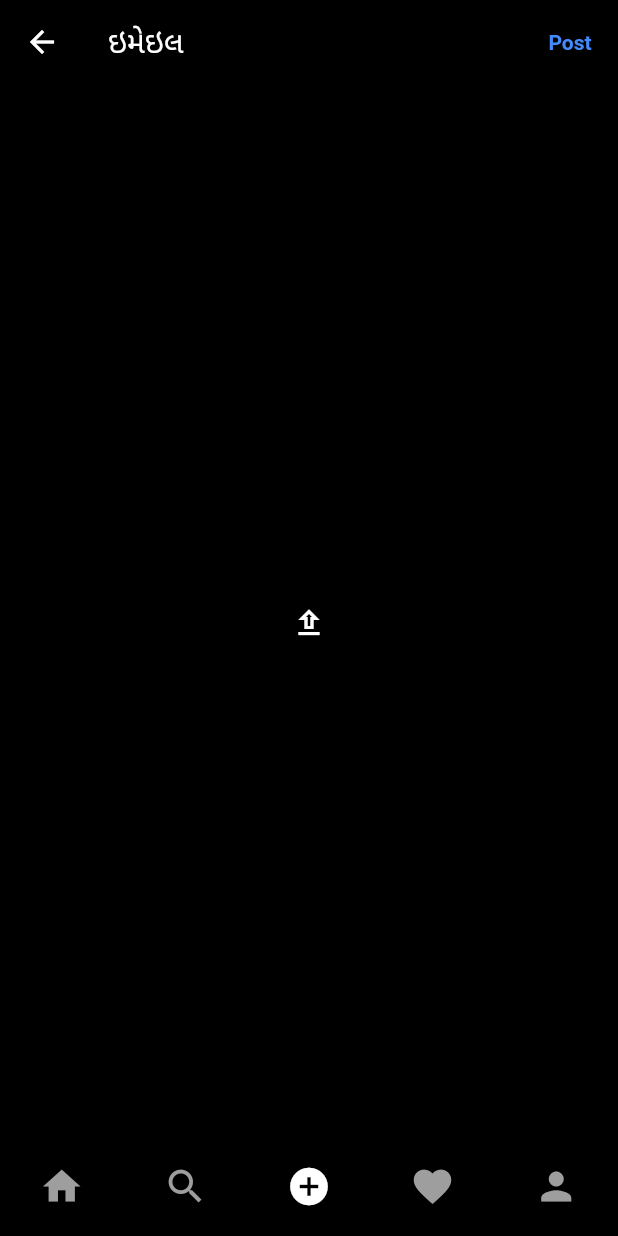
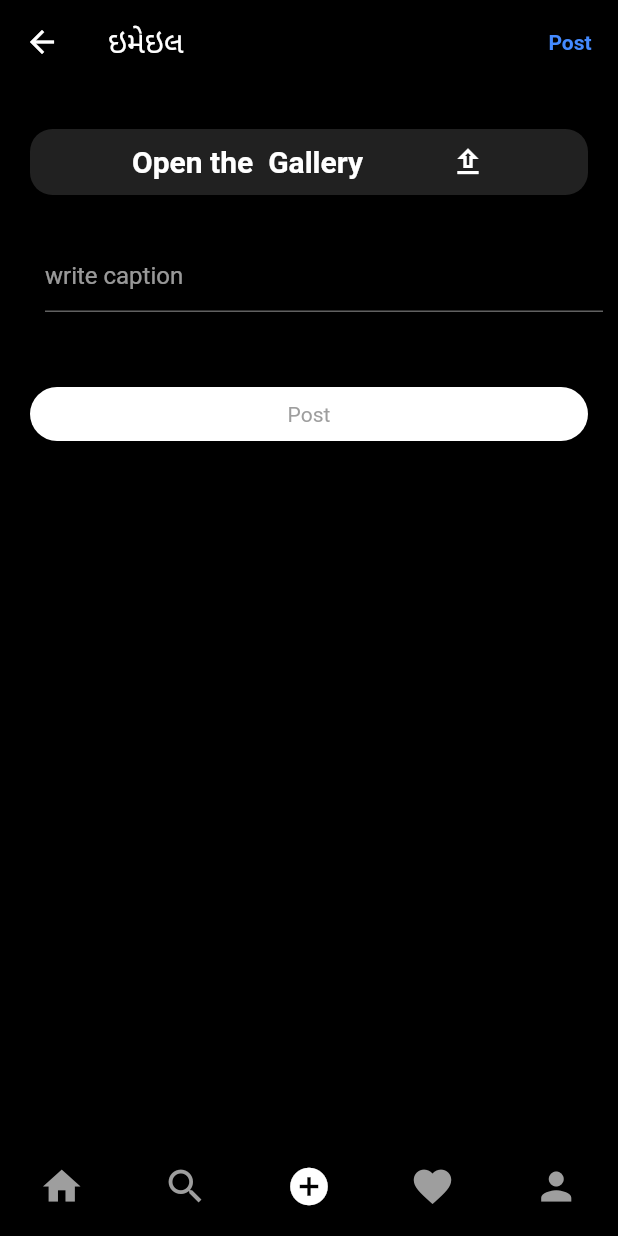
Before and after one commit to Dharmeshkatariya/instagramclone, a Flutter app: the screen it shows after launch, after a tap on "Login", on a phone screen of 412 x 824 dp. Run offline on Flutter 3.47's test engine with Material 2 defaults, Android fonts, the phone set to English and light mode, and no system bars; our stand-ins replace cloud_firestore, firebase_auth, firebase_core, firebase_storage, flutter_svg, get and 2 more; accounts and stored records are empty; network calls fail.

```diff
--- a/lib/controller/addpost_controller.dart
+++ b/lib/controller/addpost_controller.dart
@@ -3,17 +3,34 @@ import 'package:firebase_auth/firebase_auth.dart';
 import 'package:flutter/cupertino.dart';
 import 'package:get/get.dart';
 import 'package:image_picker/image_picker.dart';
+import 'package:shared_preferences/shared_preferences.dart';
+import 'package:untitled/method/firestoire%20method.dart';
 
-class AddPostScreenController extends GetxController{
+class AddPostScreenController extends GetxController {
   @override
   void onInit() {
     // TODO: implement onInit
+    _getData();
     super.onInit();
   }
+
+  var uid;
+
+  var userimage;
+
+  var username;
+
+  _getData() async {
+    var shareP = await SharedPreferences.getInstance();
+    uid = shareP.getString("uid");
+    username = shareP.getString("username");
+    userimage = shareP.getString("userimage");
+  }
+
   final descriptionController = TextEditingController();
   RxString imagePath = "".obs;
- FirebaseFirestore firestore = FirebaseFirestore.instance;
- FirebaseAuth auth = FirebaseAuth.instance;
+  FirebaseFirestore firestore = FirebaseFirestore.instance;
+  FirebaseAuth auth = FirebaseAuth.instance;
 
   getImageGallery() async {
     final ImagePicker picker = ImagePicker();
@@ -27,9 +44,15 @@ class AddPostScreenController extends GetxController{
     final XFile? image = await picker.pickImage(source: ImageSource.camera);
     imagePath.value = image!.path;
     update();
+  }
 
-  }
-  _upload(){
-    firestore.collection("users").doc(auth.currentUser!.uid).get();
+  uploadPostFirestore() {
+    FireStoreMethod().uploadPost(
+      imagepath: imagePath.value,
+      description: descriptionController.text,
+      uid: uid,
+      username: username,
+      profImage: userimage,
+    );
   }
 }
--- a/lib/screen/add_postscreen.dart
+++ b/lib/screen/add_postscreen.dart
@@ -3,7 +3,6 @@ import 'dart:io';
 import 'package:flutter/material.dart';
 import 'package:get/get.dart';
 import 'package:untitled/controller/addpost_controller.dart';
-import 'package:untitled/method/firestoire%20method.dart';
 import 'package:untitled/utills/colors.dart';
 
 class AddPostScreen extends GetView<AddPostScreenController> {
@@ -14,16 +13,14 @@ class AddPostScreen extends GetView<AddPostScreenController> {
     return Scaffold(
         appBar: AppBar(
           backgroundColor: mobileBackgroundColor,
-          title:  Text("email".tr),
+          title: Text("email".tr),
           leading: IconButton(
             onPressed: () {},
             icon: const Icon(Icons.arrow_back),
           ),
           actions: [
             TextButton(
-                onPressed: () {
-
-                },
+                onPressed: () {},
                 child: const Text(
                   "Post",
                   style: TextStyle(
@@ -32,30 +29,46 @@ class AddPostScreen extends GetView<AddPostScreenController> {
           ],
         ),
         body: Obx(
-          () => controller.imagePath.isEmpty
-              ? Center(
-                  child: IconButton(
-                    onPressed: () {
-                      _showBottom(
-                          text: "Select gallery",
-                          onPressed: () {
-                            controller.getImageGallery();
-                          });
-                    },
-                    icon: const Icon(Icons.upload_outlined),
-                  ),
-                )
-              : Container(
+          () => Container(
+            padding: const EdgeInsets.symmetric(horizontal: 10),
             width: double.infinity,
             child: Column(
               crossAxisAlignment: CrossAxisAlignment.center,
               mainAxisAlignment: MainAxisAlignment.start,
               children: [
+                GestureDetector(
+                  onTap: () {
+                    controller.getImageGallery();
+                  },
+                  child: Container(
+                    alignment: Alignment.center,
+                    decoration: BoxDecoration(
+                        color: Colors.grey[900],
+                        borderRadius: BorderRadius.circular(15)),
+                    width: double.infinity,
+                    padding: const EdgeInsets.symmetric(
+                        vertical: 10, horizontal: 10),
+                    margin: const EdgeInsets.symmetric(
+                        vertical: 30, horizontal: 10),
+                    child: Row(
+                      mainAxisAlignment: MainAxisAlignment.spaceEvenly,
+                      children: const [
+                        Text(
+                          "Open the  Gallery",
+                          style: TextStyle(
+                              fontWeight: FontWeight.bold, fontSize: 20),
+                        ),
+                        Icon(Icons.upload_outlined),
+                      ],
+                    ),
+                  ),
+                ),
                 Row(
                   children: [
-                          CircleAvatar(
+                    controller.imagePath.value.isNotEmpty?  CircleAvatar(
+                      radius: 35,
                       child: Image.file(File(controller.imagePath.value)),
-                          ),
+                    ) : Container(),
                     const SizedBox(
                       width: 20,
                     ),
@@ -67,25 +80,29 @@ class AddPostScreen extends GetView<AddPostScreenController> {
                         ),
                       ),
                     ),
-                          const SizedBox(
-                            width: 20,
-                          ),
-                          CircleAvatar(
-                              child:
-                                  Image.file(File(controller.imagePath.value))),
                   ],
                 ),
+                const SizedBox(
+                  height: 40,
+                ),
                 GestureDetector(
-                        onTap: (){
-
+                  onTap: () {
+                    controller.uploadPostFirestore();
                   },
-
                   child: Container(
+                    decoration: BoxDecoration(
                       color: primaryColor,
+                      borderRadius: BorderRadius.circular(30),
+                    ),
                     alignment: Alignment.center,
-                          padding: const EdgeInsets.symmetric(vertical: 10,horizontal: 10),
-                          margin: const EdgeInsets.symmetric(vertical: 10,horizontal: 10),
-                          child: const Text("Post",style: TextStyle(color: secondaryColor),),
+                    padding: const EdgeInsets.symmetric(
+                        vertical: 10, horizontal: 10),
+                    margin: const EdgeInsets.symmetric(
+                        vertical: 10, horizontal: 10),
+                    child: const Text(
+                      "Post",
+                      style: TextStyle(color: secondaryColor, fontSize: 14),
+                    ),
                   ),
                 )
               ],
@@ -93,42 +110,17 @@ class AddPostScreen extends GetView<AddPostScreenController> {
           ),
         ));
   }
-
-  _showBottom({VoidCallback? onPressed, required String text}) {
-    Get.bottomSheet(
-        Container(
-            height: 200,
-            padding: const EdgeInsets.symmetric(vertical: 10, horizontal: 10),
-            color: primaryColor,
-            child: TextButton(
-              onPressed: onPressed,
-              child: Text(
-                text,
-                style: const TextStyle(color: mobileBackgroundColor),
-              ),
-            )),
-        enterBottomSheetDuration: const Duration(seconds: 1));
 }
-
-  _postImage({
-    required String uid,
-    required String profImage,
-    required String postUrl,
-    required String username,
-  }) async {
-    String res = FireStoreMethod().uploadPost(
-        imagepath: controller.imagePath.value,
-        description: controller.descriptionController.text,
-        uid: uid,
-        username: username,
-        profImage: profImage,
-        postUrl: postUrl);
-  }
-
-// _snapshotDelete(
-//     {required AsyncSnapshot<QuerySnapshot> snapshot, required int index}) {
-//   fireStoreCollection
-//       .doc(snapshot.data!.docs[index]["id"].toString())
-//       .delete();
-// }
-}
+// Center(
+// child: IconButton(
+// onPressed: () {
+// _showBottom(
+// text: "Select gallery",
+// onPressed: () {
+// controller.getImageGallery();
+// });
+// },
+// icon: const Icon(Icons.upload_outlined),
+// ),
+// )
+// :
--- a/lib/screen/signup_screen.dart
+++ b/lib/screen/signup_screen.dart
@@ -108,6 +108,7 @@ class SignUpScreen extends GetView<SignUpController> {
                             password: controller.passController.text,
                             username: controller.nameController.text,
                             bio: controller.bioController.text);
+
                       }),
               Row(
                 mainAxisAlignment: MainAxisAlignment.spaceEvenly,
```
Also changed, not shown: lib/common.dart (+19 -0 lines), lib/controller/feedscreen_controller.dart (+15 -3 lines), lib/method/authmethod.dart (+7 -0 lines), lib/method/firestoire method.dart (+5 -6 lines), lib/method/storagemethod.dart (+5 -4 lines), lib/screen/feedscreen.dart (+32 -27 lines). Lines whose indentation alone changed are shown as unchanged.
